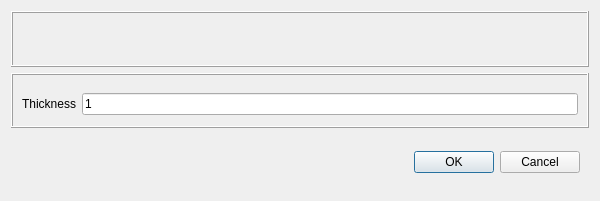
nextfoam/baram, file baramMesh/view/export/export_2D_plane_dialog.ui: the form before one commit.
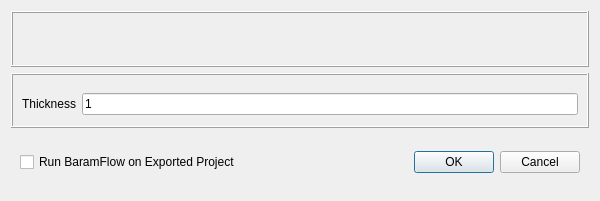
The form after the commit. Custom widgets are drawn as their Qt base class.

Commit message: Issue baram#718 baramMesh에서 export 시 생성된 프로젝트를 baramFlow에서 실행

```diff
--- a/baramMesh/view/export/export_2D_plane_dialog.ui
+++ b/baramMesh/view/export/export_2D_plane_dialog.ui
@@ -71,6 +71,13 @@
    <item>
     <widget class="QWidget" name="widget_2" native="true">
      <layout class="QHBoxLayout" name="horizontalLayout_6">
+      <item>
+       <widget class="QCheckBox" name="run">
+        <property name="text">
+         <string>Run BaramFlow on Exported Project</string>
+        </property>
+       </widget>
+      </item>
       <item>
        <spacer name="horizontalSpacer">
         <property name="orientation">
@@ -78,7 +85,7 @@
         </property>
         <property name="sizeHint" stdset="0">
          <size>
-          <width>217</width>
+          <width>40</width>
           <height>20</height>
          </size>
         </property>
```
Left out of the diff: 12 changed lines with no effect on the pictures. The commit also changes 8 other files.
